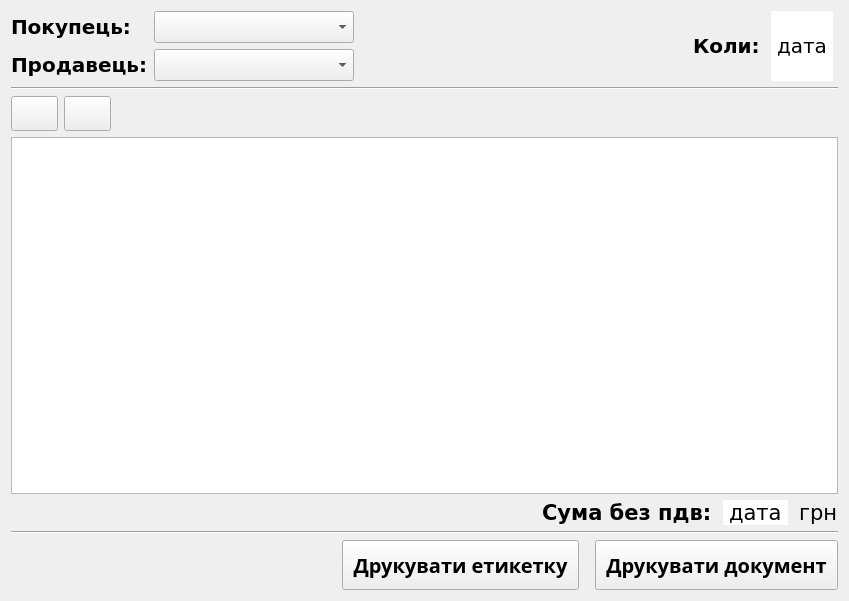
Before: the Qt Designer form AutoCenterDesktop/widgets/records.ui in Sage-Cat/AutoCenterDesktop, drawn with Qt 5.
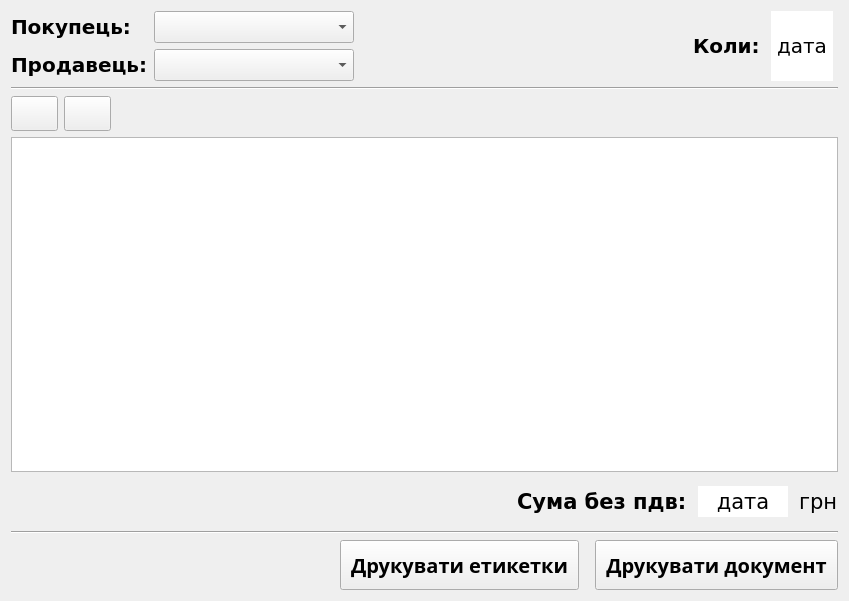
After: the same form once the commit is applied. Icons and pictures are not drawn.

What changed in the file:
```diff
--- a/AutoCenterDesktop/widgets/records.ui
+++ b/AutoCenterDesktop/widgets/records.ui
@@ -312,8 +312,8 @@
          </property>
          <property name="minimumSize">
           <size>
-           <width>40</width>
-           <height>0</height>
+           <width>100</width>
+           <height>30</height>
           </size>
          </property>
          <property name="font">
@@ -325,11 +325,22 @@
          <property name="styleSheet">
           <string notr="true">background-color : white; 
 margin-left: 5px; 
-margin-right: 5px;</string>
+margin-right: 5px;
+margin-top:8px;
+margin-bottom:8px;
+padding-top: 3px;
+padding-bottom: 3px;
+padding-left: 3px;
+padding-right: 3px;
+
+</string>
          </property>
          <property name="text">
           <string>дата</string>
          </property>
+         <property name="alignment">
+          <set>Qt::AlignCenter</set>
+         </property>
         </widget>
        </item>
        <item>
@@ -387,7 +398,7 @@
 margin-left: 10px;</string>
        </property>
        <property name="text">
-        <string>Друкувати етикетку</string>
+        <string>Друкувати етикетки</string>
        </property>
        <property name="shortcut">
         <string>Ctrl+P</string>
```
